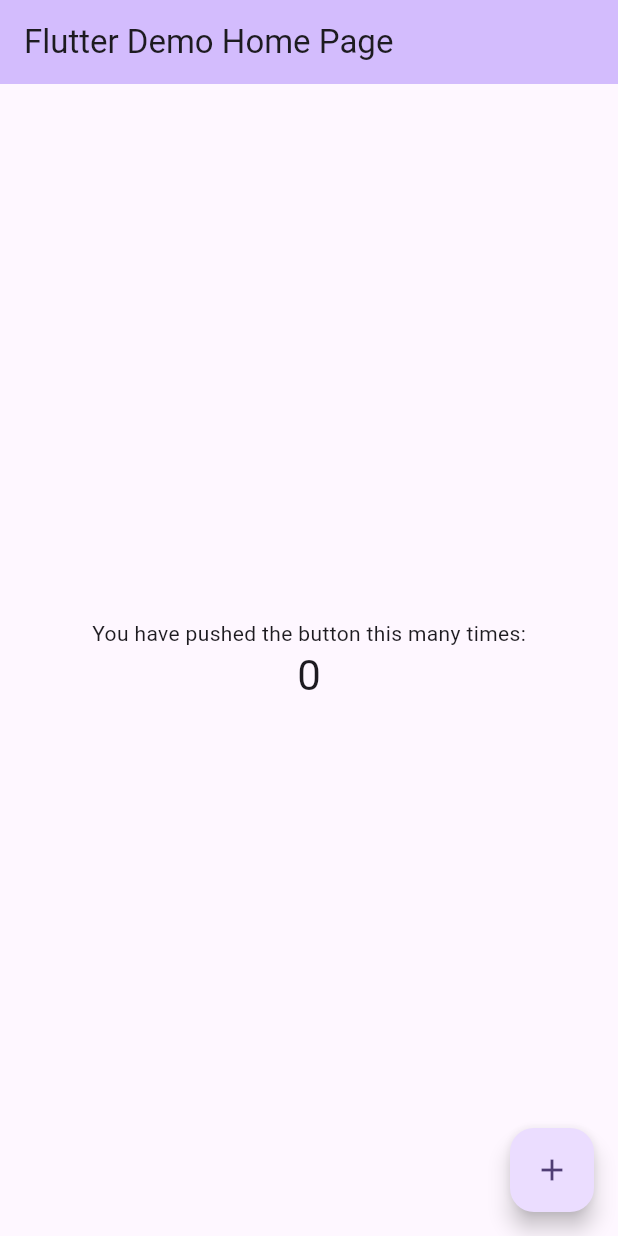
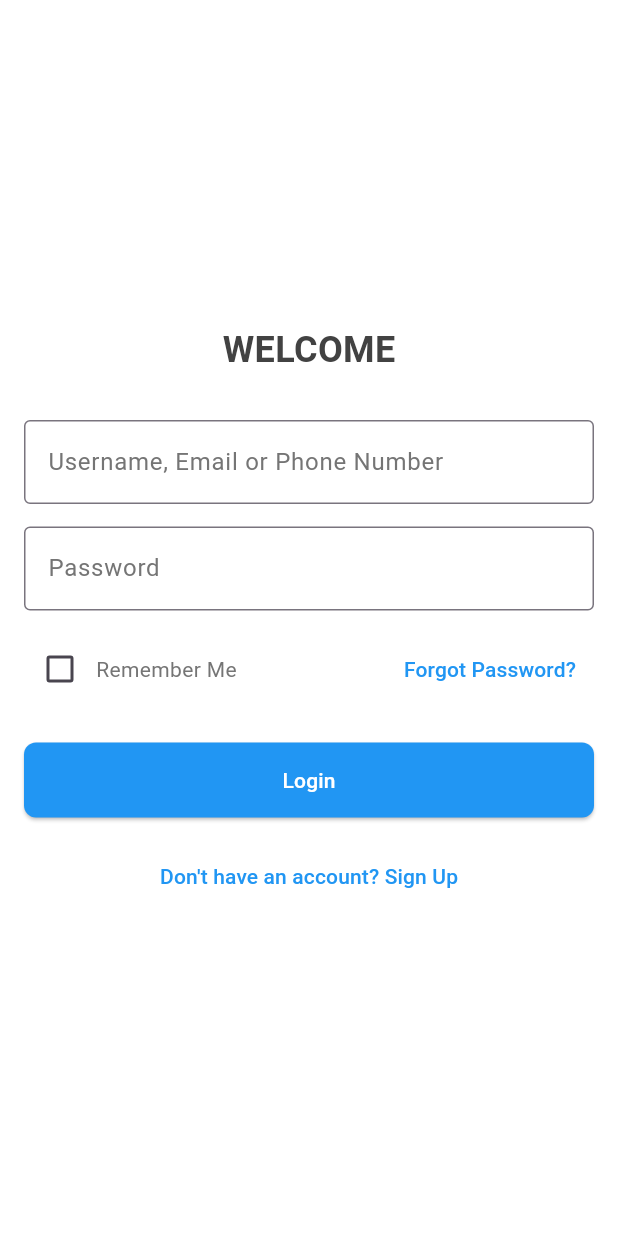
Before and after one commit to Shribodhi/SDGP-PawRescue, a Flutter app: the screen it shows after launch, on a phone screen of 412 x 824 dp. Run offline on Flutter 3.47's test engine with Material 3 defaults, Android fonts, the phone set to English and light mode, and no system bars.

Commit message:
login page and simple home
need to add logo above "welcome" on log in page, and implemented a simple  home page to work with

```diff
--- /dev/null
+++ b/lib/login_page.dart
@@ -0,0 +1,102 @@
+// login_page.dart
+import 'package:flutter/material.dart';
+import 'home_page.dart';
+
+class LoginPage extends StatelessWidget {
+  @override
+  Widget build(BuildContext context) {
+    return Scaffold(
+      backgroundColor: Colors.white,
+      body: Padding(
+        padding: const EdgeInsets.all(16.0),
+        child: Column(
+          mainAxisAlignment: MainAxisAlignment.center,
+          children: <Widget>[
+            Text(
+              'WELCOME',
+              style: TextStyle(
+                fontSize: 24,
+                fontWeight: FontWeight.bold,
+                color: Colors.grey[800],
+              ),
+            ),
+            SizedBox(height: 30),
+            TextField(
+              decoration: InputDecoration(
+                labelText: 'Username, Email or Phone Number',
+                labelStyle: TextStyle(color: Colors.grey[600]),
+                border: OutlineInputBorder(),
+                focusedBorder: OutlineInputBorder(
+                  borderSide: BorderSide(color: Colors.blue),
+                ),
+              ),
+            ),
+            SizedBox(height: 15),
+            TextField(
+              obscureText: true,
+              decoration: InputDecoration(
+                labelText: 'Password',
+                labelStyle: TextStyle(color: Colors.grey[600]),
+                border: OutlineInputBorder(),
+                focusedBorder: OutlineInputBorder(
+                  borderSide: BorderSide(color: Colors.blue),
+                ),
+              ),
+            ),
+            SizedBox(height: 15),
+            Row(
+              children: <Widget>[
+                Checkbox(
+                  value: false,
+                  onChanged: (bool? value) {},
+                  activeColor: Colors.blue,
+                ),
+                Text(
+                  'Remember Me',
+                  style: TextStyle(color: Colors.grey[600]),
+                ),
+                Spacer(),
+                TextButton(
+                  onPressed: () {},
+                  child: Text(
+                    'Forgot Password?',
+                    style: TextStyle(color: Colors.blue),
+                  ),
+                ),
+              ],
+            ),
+            SizedBox(height: 25),
+            ElevatedButton(
+              onPressed: () {
+                Navigator.push(
+                  context,
+                  MaterialPageRoute(builder: (context) => HomePage()),
+                );
+              },
+              style: ElevatedButton.styleFrom(
+                backgroundColor: Colors.blue,
+                foregroundColor: Colors.white,
+                minimumSize: Size(double.infinity, 50),
+                shape: RoundedRectangleBorder(
+                  borderRadius: BorderRadius.circular(8),
+                ),
+              ),
+              child: Text('Login'),
+            ),
+            SizedBox(height: 15),
+            TextButton(
+              onPressed: () {},
+              child: Text(
+                'Don\'t have an account? Sign Up',
+                style: TextStyle(
+                  color: Colors.blue,
+                  fontWeight: FontWeight.w500,
+                ),
+              ),
+            ),
+          ],
+        ),
+      ),
+    );
+  }
+}
--- a/lib/main.dart
+++ b/lib/main.dart
@@ -1,125 +1,20 @@
 import 'package:flutter/material.dart';
+import 'login_page.dart';
 
 void main() {
-  runApp(const MyApp());
+  runApp(MyApp());
 }
 
 class MyApp extends StatelessWidget {
-  const MyApp({super.key});
-
-  // This widget is the root of your application.
   @override
   Widget build(BuildContext context) {
     return MaterialApp(
-      title: 'Flutter Demo',
+      debugShowCheckedModeBanner: false,
       theme: ThemeData(
-        // This is the theme of your application.
-        //
-        // TRY THIS: Try running your application with "flutter run". You'll see
-        // the application has a purple toolbar. Then, without quitting the app,
-        // try changing the seedColor in the colorScheme below to Colors.green
-        // and then invoke "hot reload" (save your changes or press the "hot
-        // reload" button in a Flutter-supported IDE, or press "r" if you used
-        // the command line to start the app).
-        //
-        // Notice that the counter didn't reset back to zero; the application
-        // state is not lost during the reload. To reset the state, use hot
-        // restart instead.
-        //
-        // This works for code too, not just values: Most code changes can be
-        // tested with just a hot reload.
-        colorScheme: ColorScheme.fromSeed(seedColor: Colors.deepPurple),
-        useMaterial3: true,
+        primaryColor: Colors.blue, // Global primary color
+        scaffoldBackgroundColor: Colors.white,
       ),
-      home: const MyHomePage(title: 'Flutter Demo Home Page'),
+      home: LoginPage(),
     );
   }
 }
-
-class MyHomePage extends StatefulWidget {
-  const MyHomePage({super.key, required this.title});
-
-  // This widget is the home page of your application. It is stateful, meaning
-  // that it has a State object (defined below) that contains fields that affect
-  // how it looks.
-
-  // This class is the configuration for the state. It holds the values (in this
-  // case the title) provided by the parent (in this case the App widget) and
-  // used by the build method of the State. Fields in a Widget subclass are
-  // always marked "final".
-
-  final String title;
-
-  @override
-  State<MyHomePage> createState() => _MyHomePageState();
-}
-
-class _MyHomePageState extends State<MyHomePage> {
-  int _counter = 0;
-
-  void _incrementCounter() {
-    setState(() {
-      // This call to setState tells the Flutter framework that something has
-      // changed in this State, which causes it to rerun the build method below
-      // so that the display can reflect the updated values. If we changed
-      // _counter without calling setState(), then the build method would not be
-      // called again, and so nothing would appear to happen.
-      _counter++;
-    });
-  }
-
-  @override
-  Widget build(BuildContext context) {
-    // This method is rerun every time setState is called, for instance as done
-    // by the _incrementCounter method above.
-    //
-    // The Flutter framework has been optimized to make rerunning build methods
-    // fast, so that you can just rebuild anything that needs updating rather
-    // than having to individually change instances of widgets.
-    return Scaffold(
-      appBar: AppBar(
-        // TRY THIS: Try changing the color here to a specific color (to
-        // Colors.amber, perhaps?) and trigger a hot reload to see the AppBar
-        // change color while the other colors stay the same.
-        backgroundColor: Theme.of(context).colorScheme.inversePrimary,
-        // Here we take the value from the MyHomePage object that was created by
-        // the App.build method, and use it to set our appbar title.
-        title: Text(widget.title),
-      ),
-      body: Center(
-        // Center is a layout widget. It takes a single child and positions it
-        // in the middle of the parent.
-        child: Column(
-          // Column is also a layout widget. It takes a list of children and
-          // arranges them vertically. By default, it sizes itself to fit its
-          // children horizontally, and tries to be as tall as its parent.
-          //
-          // Column has various properties to control how it sizes itself and
-          // how it positions its children. Here we use mainAxisAlignment to
-          // center the children vertically; the main axis here is the vertical
-          // axis because Columns are vertical (the cross axis would be
-          // horizontal).
-          //
-          // TRY THIS: Invoke "debug painting" (choose the "Toggle Debug Paint"
-          // action in the IDE, or press "p" in the console), to see the
-          // wireframe for each widget.
-          mainAxisAlignment: MainAxisAlignment.center,
-          children: <Widget>[
-            const Text(
-              'You have pushed the button this many times:',
-            ),
-            Text(
-              '$_counter',
-              style: Theme.of(context).textTheme.headlineMedium,
-            ),
-          ],
-        ),
-      ),
-      floatingActionButton: FloatingActionButton(
-        onPressed: _incrementCounter,
-        tooltip: 'Increment',
-        child: const Icon(Icons.add),
-      ), // This trailing comma makes auto-formatting nicer for build methods.
-    );
-  }
-}
--- a/pubspec.yaml
+++ b/pubspec.yaml
@@ -52,6 +52,11 @@ dev_dependencies:
 
 # The following section is specific to Flutter packages.
 flutter:
+  assets:
+    - assets/treatment.png
+    - assets/injured.png
+    - assets/animal_profiles.png
+    - assets/medi_center.png
 
   # The following line ensures that the Material Icons font is
   # included with your application, so that you can use the icons in
```
Also changed, not shown: lib/home_page.dart (added, +92 -0 lines), assets/animal_profiles.png (added), assets/injured.png (added), assets/medi_center.png (added), assets/treatment.png (added), 1 other file.
